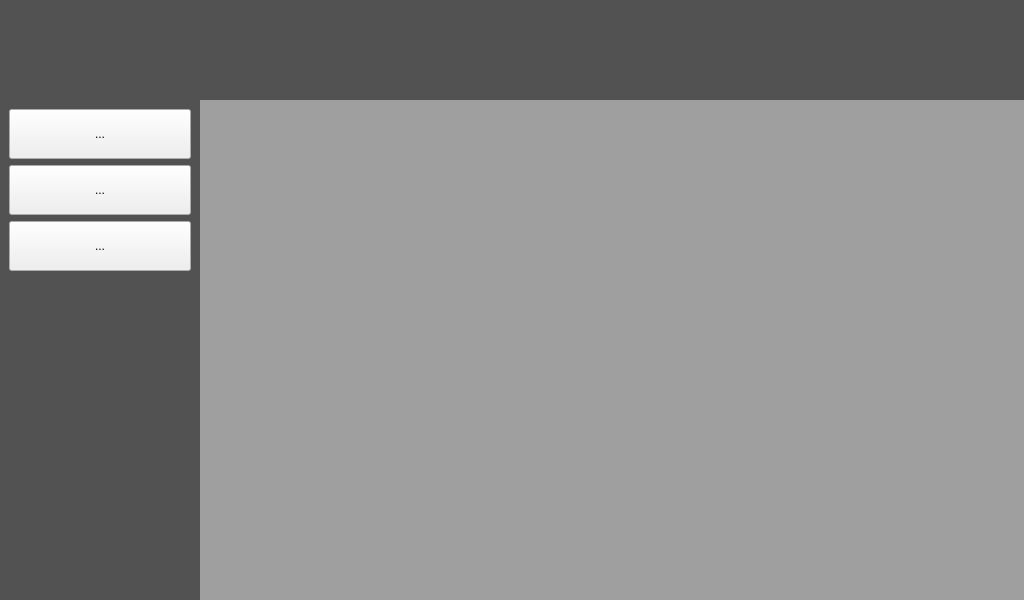
cjinnnn/PythonExample, file gui/MainFrame.ui: the form before one commit.
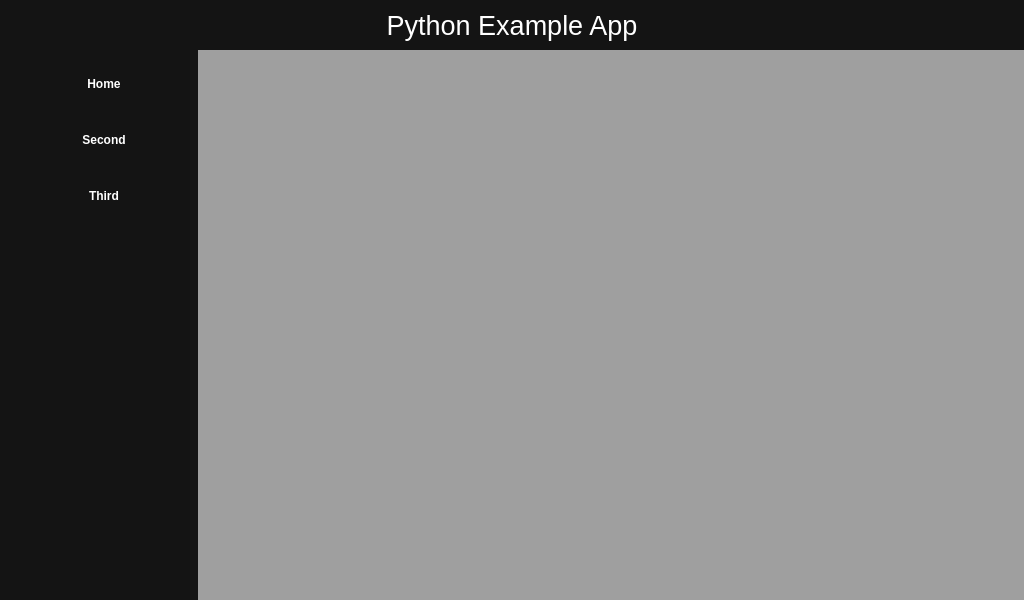
The form after the commit. Icons and pictures are not drawn.

Commit message: 1._Test 폴더 example 로 이름변경 2. Page 예제 추가. 3. Slide 메뉴 예제 추가.

```diff
--- a/gui/MainFrame.ui
+++ b/gui/MainFrame.ui
@@ -14,8 +14,12 @@
    <string>MainWindow</string>
   </property>
   <property name="styleSheet">
-   <string notr="true">#TopBar, #MenuBar {
-	background-color:rgb(82, 82, 82);
+   <string notr="true">*{
+    background-color: rgb(80,80,80);
+    color: rgb(255, 255, 255);
+/*
+    border: none;
+*/
 }</string>
   </property>
   <widget class="QWidget" name="centralwidget">
@@ -45,15 +49,203 @@
       <property name="minimumSize">
        <size>
         <width>0</width>
-        <height>100</height>
+        <height>50</height>
        </size>
       </property>
+      <property name="styleSheet">
+       <string notr="true">*{
+    background-color: rgb(20,20,20);
+    color: rgb(255, 255, 255);
+    border: none;
+}
+QLabel{
+    color: white;
+    background: transparent;
+    border: none;
+    font-weight:bold;
+    font: 20pt Ubuntu;
+}
+
+QPushButton{
+    color: rgb(255, 255, 255);
+    background: transparent;
+    border: none;
+    border-radius:14px;
+}
+QPushButton:hover{
+    background: darkgray;
+    border: none;
+}</string>
+      </property>
       <property name="frameShape">
        <enum>QFrame::StyledPanel</enum>
       </property>
       <property name="frameShadow">
        <enum>QFrame::Raised</enum>
       </property>
+      <layout class="QHBoxLayout" name="horizontalLayout_3">
+       <property name="spacing">
+        <number>0</number>
+       </property>
+       <property name="leftMargin">
+        <number>0</number>
+       </property>
+       <property name="topMargin">
+        <number>0</number>
+       </property>
+       <property name="rightMargin">
+        <number>0</number>
+       </property>
+       <property name="bottomMargin">
+        <number>0</number>
+       </property>
+       <item>
+        <widget class="QFrame" name="frameMenu">
+         <property name="sizePolicy">
+          <sizepolicy hsizetype="Minimum" vsizetype="Preferred">
+           <horstretch>0</horstretch>
+           <verstretch>0</verstretch>
+          </sizepolicy>
+         </property>
+         <property name="minimumSize">
+          <size>
+           <width>170</width>
+           <height>0</height>
+          </size>
+         </property>
+         <property name="frameShape">
+          <enum>QFrame::StyledPanel</enum>
+         </property>
+         <property name="frameShadow">
+          <enum>QFrame::Raised</enum>
+         </property>
+         <layout class="QHBoxLayout" name="horizontalLayout_5">
+          <property name="spacing">
+           <number>0</number>
+          </property>
+          <property name="leftMargin">
+           <number>9</number>
+          </property>
+          <property name="topMargin">
+           <number>4</number>
+          </property>
+          <property name="rightMargin">
+           <number>9</number>
+          </property>
+          <property name="bottomMargin">
+           <number>4</number>
+          </property>
+          <item alignment="Qt::AlignLeft">
+           <widget class="QPushButton" name="btnMenu">
+            <property name="sizePolicy">
+             <sizepolicy hsizetype="Minimum" vsizetype="Preferred">
+              <horstretch>0</horstretch>
+              <verstretch>0</verstretch>
+             </sizepolicy>
+            </property>
+            <property name="text">
+             <string/>
+            </property>
+            <property name="icon">
+             <iconset>
+              <normaloff>../res/menu.svg</normaloff>../res/menu.svg</iconset>
+            </property>
+            <property name="iconSize">
+             <size>
+              <width>48</width>
+              <height>48</height>
+             </size>
+            </property>
+           </widget>
+          </item>
+         </layout>
+        </widget>
+       </item>
+       <item>
+        <widget class="QFrame" name="Title">
+         <property name="sizePolicy">
+          <sizepolicy hsizetype="Expanding" vsizetype="Preferred">
+           <horstretch>0</horstretch>
+           <verstretch>0</verstretch>
+          </sizepolicy>
+         </property>
+         <property name="frameShape">
+          <enum>QFrame::StyledPanel</enum>
+         </property>
+         <property name="frameShadow">
+          <enum>QFrame::Raised</enum>
+         </property>
+         <layout class="QHBoxLayout" name="horizontalLayout_6">
+          <item>
+           <widget class="QLabel" name="lblTitle">
+            <property name="text">
+             <string>Python Example App</string>
+            </property>
+            <property name="alignment">
+             <set>Qt::AlignCenter</set>
+            </property>
+           </widget>
+          </item>
+         </layout>
+        </widget>
+       </item>
+       <item>
+        <widget class="QFrame" name="Info">
+         <property name="sizePolicy">
+          <sizepolicy hsizetype="Minimum" vsizetype="Preferred">
+           <horstretch>0</horstretch>
+           <verstretch>0</verstretch>
+          </sizepolicy>
+         </property>
+         <property name="minimumSize">
+          <size>
+           <width>170</width>
+           <height>0</height>
+          </size>
+         </property>
+         <property name="frameShape">
+          <enum>QFrame::StyledPanel</enum>
+         </property>
+         <property name="frameShadow">
+          <enum>QFrame::Raised</enum>
+         </property>
+         <layout class="QHBoxLayout" name="horizontalLayout_4">
+          <property name="spacing">
+           <number>0</number>
+          </property>
+          <property name="leftMargin">
+           <number>9</number>
+          </property>
+          <property name="topMargin">
+           <number>4</number>
+          </property>
+          <property name="rightMargin">
+           <number>9</number>
+          </property>
+          <property name="bottomMargin">
+           <number>4</number>
+          </property>
+          <item alignment="Qt::AlignRight">
+           <widget class="QPushButton" name="btnInfo">
+            <property name="text">
+             <string/>
+            </property>
+            <property name="icon">
+             <iconset>
+              <normaloff>../res/info.svg</normaloff>../res/info.svg</iconset>
+            </property>
+            <property name="iconSize">
+             <size>
+              <width>48</width>
+              <height>48</height>
+             </size>
+            </property>
+           </widget>
+          </item>
+         </layout>
+        </widget>
+       </item>
+      </layout>
      </widget>
     </item>
     <item>
@@ -90,12 +282,29 @@
         <widget class="QFrame" name="MenuBar">
          <property name="minimumSize">
           <size>
-           <width>200</width>
+           <width>70</width>
            <height>0</height>
           </size>
          </property>
          <property name="styleSheet">
-          <string notr="true"/>
+          <string notr="true">*{
+    background-color: rgb(20,20,20);
+    color: rgb(255, 255, 255);
+    border: none;
+}
+
+QToolButton{
+    color: white;
+    font-weight:bold;
+	border-radius:20px;
+}
+
+
+QToolButton:hover{
+    color: gold;
+    background: rgb(80,80,80);
+    border: none;
+}</string>
          </property>
          <property name="frameShape">
           <enum>QFrame::StyledPanel</enum>
@@ -104,6 +313,38 @@
           <enum>QFrame::Raised</enum>
          </property>
          <layout class="QVBoxLayout" name="verticalLayout_2">
+          <item>
+           <widget class="QToolButton" name="toolButton_1">
+            <property name="sizePolicy">
+             <sizepolicy hsizetype="Preferred" vsizetype="Fixed">
+              <horstretch>0</horstretch>
+              <verstretch>0</verstretch>
+             </sizepolicy>
+            </property>
+            <property name="minimumSize">
+             <size>
+              <width>180</width>
+              <height>50</height>
+             </size>
+            </property>
+            <property name="text">
+             <string>   Home</string>
+            </property>
+            <property name="icon">
+             <iconset>
+              <normaloff>../res/home.svg</normaloff>../res/home.svg</iconset>
+            </property>
+            <property name="iconSize">
+             <size>
+              <width>48</width>
+              <height>48</height>
+             </size>
+            </property>
+            <property name="toolButtonStyle">
+             <enum>Qt::ToolButtonTextBesideIcon</enum>
+            </property>
+           </widget>
+          </item>
           <item>
            <widget class="QToolButton" name="toolButton_2">
             <property name="sizePolicy">
@@ -114,12 +355,25 @@
             </property>
             <property name="minimumSize">
              <size>
-              <width>0</width>
+              <width>180</width>
               <height>50</height>
              </size>
             </property>
             <property name="text">
-             <string>...</string>
+             <string>   Second</string>
+            </property>
+            <property name="icon">
+             <iconset>
+              <normaloff>../res/status.svg</normaloff>../res/status.svg</iconset>
+            </property>
+            <property name="iconSize">
+             <size>
+              <width>48</width>
+              <height>48</height>
+             </size>
+            </property>
+            <property name="toolButtonStyle">
+             <enum>Qt::ToolButtonTextBesideIcon</enum>
             </property>
            </widget>
           </item>
@@ -133,31 +387,25 @@
             </property>
             <property name="minimumSize">
              <size>
-              <width>0</width>
+              <width>180</width>
               <height>50</height>
              </size>
             </property>
             <property name="text">
-             <string>...</string>
+             <string>   Third</string>
             </property>
-           </widget>
-          </item>
-          <item>
-           <widget class="QToolButton" name="toolButton">
-            <property name="sizePolicy">
-             <sizepolicy hsizetype="Preferred" vsizetype="Fixed">
-              <horstretch>0</horstretch>
-              <verstretch>0</verstretch>
-             </sizepolicy>
+            <property name="icon">
+             <iconset>
+              <normaloff>../res/move_down.svg</normaloff>../res/move_down.svg</iconset>
             </property>
-            <property name="minimumSize">
+            <property name="iconSize">
              <size>
-              <width>0</width>
-              <height>50</height>
+              <width>48</width>
+              <height>48</height>
              </size>
             </property>
-            <property name="text">
-             <string>...</string>
+            <property name="toolButtonStyle">
+             <enum>Qt::ToolButtonTextBesideIcon</enum>
             </property>
            </widget>
           </item>
@@ -185,6 +433,9 @@
            <verstretch>0</verstretch>
           </sizepolicy>
          </property>
+         <property name="styleSheet">
+          <string notr="true"/>
+         </property>
          <property name="frameShape">
           <enum>QFrame::StyledPanel</enum>
          </property>
```
The commit also changes 37 other files.
